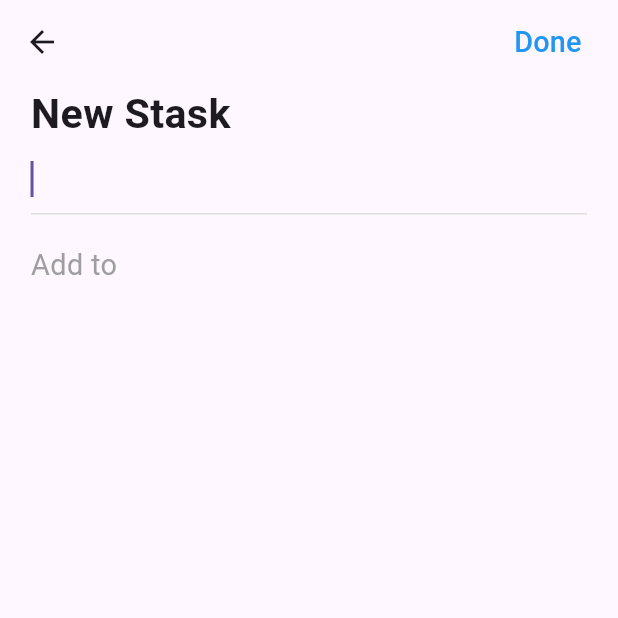
After one commit to Jtahhhhh/TodoApp-with-getx, a Flutter app: the AddDialog screen opened directly, on a phone screen of 412 x 824 dp, the top half of it. The commit adds this screen. Run offline on Flutter 3.47's test engine with Material 3 defaults, Android fonts, the phone set to English and light mode, and no system bars; our stand-ins replace dotted_border, equatable, flutter_easyloading, get, get_storage, step_progress_indicator; accounts and stored records are empty.

Commit message:
Add: add dialog page

```diff
--- a/lib/app/modules/home/home_view.dart
+++ b/lib/app/modules/home/home_view.dart
@@ -6,6 +6,7 @@ import 'package:getx_course/app/data/model/taskModel.dart';
 import 'package:getx_course/app/modules/home/home_controller.dart';
 import 'package:getx_course/app/core/utils/extentions.dart';
 import 'package:getx_course/app/modules/home/widget/add_card.dart';
+import 'package:getx_course/app/modules/home/widget/add_dialog.dart';
 import 'package:getx_course/app/modules/home/widget/task_card.dart';
 
 class HomeView extends GetView<HomeController> {
@@ -68,7 +69,9 @@ class HomeView extends GetView<HomeController> {
           return Obx(
                 () => FloatingActionButton(
                 backgroundColor: !controller.deleting.value ?Colors.blue :Colors.red,
-                onPressed: () {},
+                onPressed: () {
+                  Get.to(() => AddDialog(),transition: Transition.rightToLeft);
+                },
                 child: !controller.deleting.value ?Icon(Icons.add,color: Colors.white,): Icon(Icons.delete,color: Colors.white,)
             ),
           );
--- /dev/null
+++ b/lib/app/modules/home/widget/add_dialog.dart
@@ -0,0 +1,149 @@
+import 'package:flutter/cupertino.dart';
+import 'package:flutter/material.dart';
+import 'package:flutter_easyloading/flutter_easyloading.dart';
+import 'package:get/get.dart';
+import 'package:get/get_core/src/get_main.dart';
+import 'package:get_storage/get_storage.dart';
+import 'package:getx_course/app/core/utils/extentions.dart';
+import 'package:getx_course/app/modules/home/home_controller.dart';
+
+class AddDialog extends StatelessWidget {
+  final homeCtrl = Get.find<HomeController>();
+  AddDialog({super.key});
+
+  @override
+  Widget build(BuildContext context) {
+    print(homeCtrl.task.value);
+    return Scaffold(
+      appBar: AppBar(
+        leading: IconButton(
+          onPressed: (){
+            Get.back();
+            homeCtrl.editController.clear();
+            homeCtrl.changeTask(null);
+          },
+          icon: Icon(Icons.arrow_back),
+        ),
+        actions: [
+          Padding(
+            padding:EdgeInsets.symmetric(horizontal: 3.0.wp),
+            child: TextButton(
+                onPressed: (){
+                if(homeCtrl.formKey.currentState!.validate()){
+                  if(homeCtrl.task.value == null){
+                    EasyLoading.showError("Please select your task");
+                  }
+                  else{
+                    var taskValue = homeCtrl.task.value;
+                    if(taskValue != null){
+                      var success = homeCtrl.updateTask(
+                        taskValue,
+                        homeCtrl.editController.text,
+                      );
+                      if(success){
+                        EasyLoading.showSuccess("Success");
+                        Get.back();
+                        homeCtrl.editController.clear();
+                        homeCtrl.changeTask(null);
+                      }
+                    }
+
+
+                  }
+                }
+                },
+                child: Text("Done",
+                  style: TextStyle(
+                      color: Colors.blue,
+                      fontSize: 14.0.sp
+                  ),
+                ),
+            ),
+          )
+        ],
+      ),
+      body: Form(
+        key: homeCtrl.formKey,
+        child: ListView(
+          children: [
+            Padding(
+              padding: EdgeInsets.symmetric(horizontal:  5.0.wp),
+              child: Text("New Stask",
+                style: TextStyle(
+                  fontSize: 20.0.sp,
+                  fontWeight: FontWeight.bold
+                ),
+              ),
+            ),
+            Padding(
+              padding: EdgeInsets.symmetric(horizontal: 5.0.wp),
+              child: TextFormField(
+                controller: homeCtrl.editController,
+                autofocus: true,
+                validator: (value){
+                  if( value == null || value.trim().isEmpty){
+                    return "Please enter your todo";
+                  }
+                  return null;
+                },
+                decoration: InputDecoration(
+                  focusedBorder: UnderlineInputBorder(
+                    borderSide: BorderSide(
+                      color: Colors.grey[300]!
+                    )
+                  )
+                ),
+              ),
+            ),
+            Padding(
+              padding:EdgeInsets.only(
+                top: 5.0.wp,
+                left: 5.0.wp,
+                right: 5.0.wp,
+                bottom: 2.0.wp
+              ),
+              child: Text("Add to",
+                style: TextStyle(
+                  fontSize: 14.0.sp,
+                  color: Colors.grey
+                ),
+              ),
+            ),
+            ...homeCtrl.tasks.map(
+                    (e)=>Obx(
+                      () => InkWell(
+                        onTap: (){
+                          homeCtrl.changeTask(e);
+                        },
+                        child: Container(
+                          padding: EdgeInsets.symmetric(
+                            vertical: 3.0.wp,
+                            horizontal: 5.0.wp
+                          ),
+                          decoration: BoxDecoration(
+                            color: homeCtrl.task.value == e ? Colors.grey.withOpacity(0.2):null                        ),
+                          child: Row(
+                            children: [
+                              Icon(
+                                  IconData(e.icon,fontFamily: "MaterialIcons"),
+                                  color: HexColor.fromHex(e.color ),
+                              ),
+                              SizedBox(width: 3.0.wp,),
+                              Text("${e.tilte}",
+                                style: TextStyle(
+                                    fontSize: 12.0.sp,
+                                    fontWeight: FontWeight.bold
+                                ),),
+
+                            ],
+                          ),
+                        ),
+                      ),
+                    )
+            )
+          ],
+        ),
+      ),
+    );
+  }
+}
--- a/lib/app/modules/home/widget/task_card.dart
+++ b/lib/app/modules/home/widget/task_card.dart
@@ -36,8 +36,10 @@ class TaskCard extends StatelessWidget {
         crossAxisAlignment: CrossAxisAlignment.start  ,
         children: [
           StepProgressIndicator(
-            totalSteps: 10,
-            currentStep: 8,
+            // totalSteps: !task.todos!.isEmpty ? task.todos!.length: 1,
+            //  currentStep: task.todos!.where((e) => e.done != false).length,
+            totalSteps: 100,
+            currentStep: 30,
             size: 5,
             padding: 0,
             selectedGradientColor: LinearGradient(
```
Also changed, not shown: lib/app/modules/home/home_controller.dart (+22 -0 lines).
